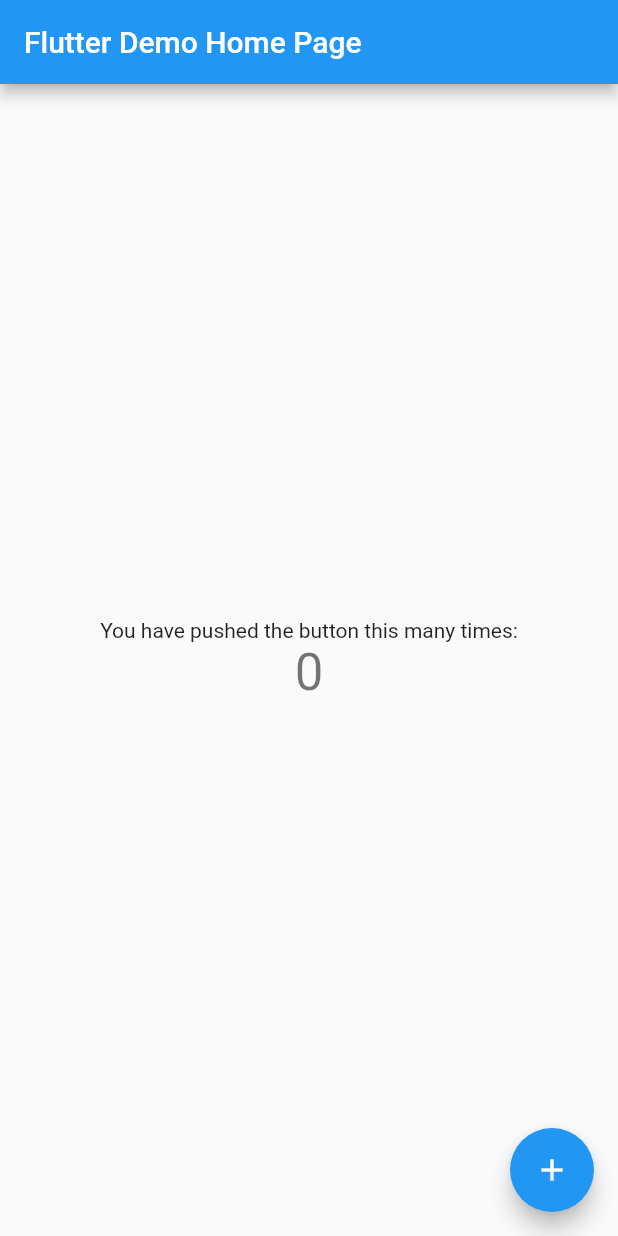
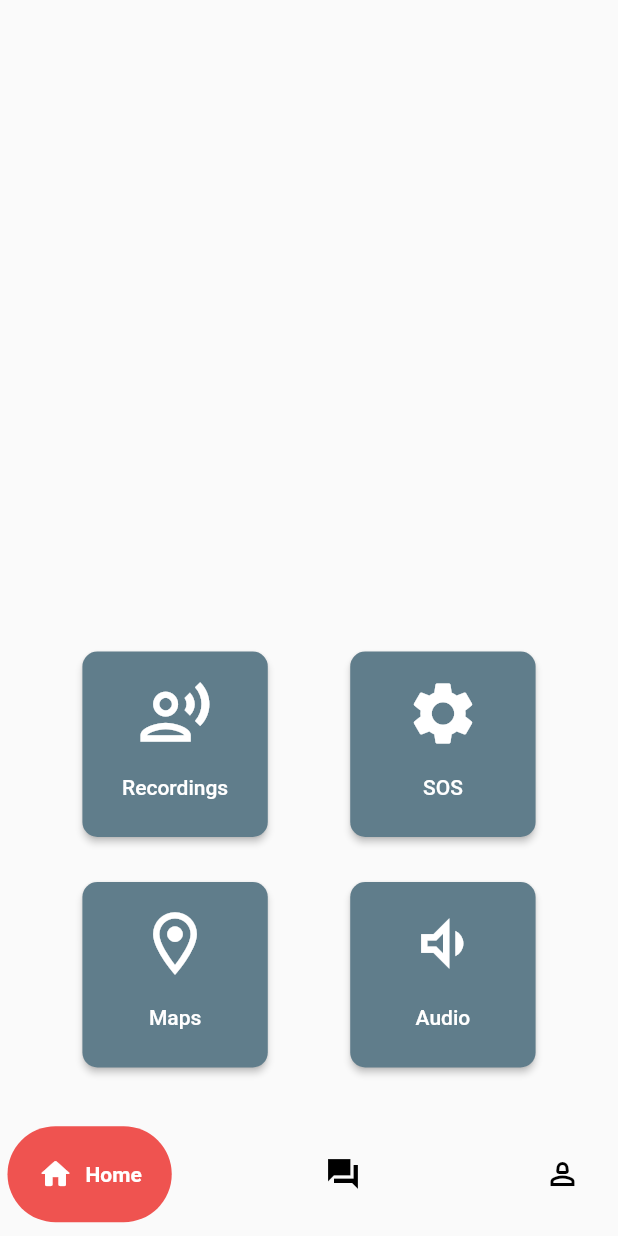
Before and after one commit to Adarshkumar167/safe_her, a Flutter app: the screen it shows after launch, on a phone screen of 412 x 824 dp. Run offline on Flutter 3.47's test engine with Material 2 defaults, Android fonts, the light colour scheme and no system bars; drawn by our look-alikes of google_nav_bar.

Commit message:
buttons_done

```diff
--- /dev/null
+++ b/lib/homepage.dart
@@ -0,0 +1,198 @@
+import 'package:flutter/material.dart';
+import 'package:google_nav_bar/google_nav_bar.dart';
+
+class HomePage extends StatefulWidget {
+  const HomePage({super.key, required this.title});
+
+  final String title;
+
+  @override
+  State<HomePage> createState() => _HomePageState();
+}
+
+class _HomePageState extends State<HomePage> {
+  @override
+  Widget build(BuildContext context) {
+    return Scaffold(
+      body: Column(
+        mainAxisAlignment: MainAxisAlignment.end,
+        children: [
+          Row(
+            mainAxisAlignment: MainAxisAlignment.spaceEvenly,
+            children: [
+              Container(
+                width: MediaQuery.of(context).size.width * 0.3,
+                height: MediaQuery.of(context).size.width * 0.3,
+                child: MaterialButton(
+                    height: 40.0,
+                    onPressed: () {},
+                    color: Colors.blueGrey,
+                    textColor: Colors.white,
+                    shape: RoundedRectangleBorder(
+                      borderRadius: BorderRadius.only(
+                        topLeft: Radius.circular(10.0),
+                        topRight: Radius.circular(10.0),
+                        bottomLeft: Radius.circular(10.0),
+                        bottomRight: Radius.circular(10.0),
+                      ),
+                    ),
+                    child: Column(
+                      children: <Widget>[
+                        Container(
+                          width: MediaQuery.of(context).size.width * 0.2,
+                          height: MediaQuery.of(context).size.height * 0.1,
+                          child: Icon(
+                            Icons.record_voice_over_outlined,
+                            size: 50,
+                          ),
+                        ),
+                        Text(
+                          'Recordings',
+                          style: TextStyle(fontSize: 14.0),
+                          textAlign: TextAlign.center,
+                        ),
+                      ],
+                    )),
+              ),
+              Container(
+                width: MediaQuery.of(context).size.width * 0.3,
+                height: MediaQuery.of(context).size.width * 0.3,
+                child: MaterialButton(
+                    height: 40.0,
+                    onPressed: () {},
+                    color: Colors.blueGrey,
+                    textColor: Colors.white,
+                    shape: RoundedRectangleBorder(
+                      borderRadius: BorderRadius.only(
+                        topLeft: Radius.circular(10.0),
+                        topRight: Radius.circular(10.0),
+                        bottomLeft: Radius.circular(10.0),
+                        bottomRight: Radius.circular(10.0),
+                      ),
+                    ),
+                    child: Column(
+                      children: <Widget>[
+                        Container(
+                          width: MediaQuery.of(context).size.width * 0.2,
+                          height: MediaQuery.of(context).size.height * 0.1,
+                          child: Icon(
+                            Icons.settings,
+                            size: 50,
+                          ),
+                        ),
+                        Text(
+                          'SOS',
+                          style: TextStyle(fontSize: 14.0),
+                          textAlign: TextAlign.center,
+                        ),
+                      ],
+                    )),
+              ),
+            ],
+          ),
+          SizedBox(height: 30),
+          Row(
+            mainAxisAlignment: MainAxisAlignment.spaceEvenly,
+            children: [
+              Container(
+                width: MediaQuery.of(context).size.width * 0.3,
+                height: MediaQuery.of(context).size.width * 0.3,
+                child: MaterialButton(
+                    height: 40.0,
+                    onPressed: () {},
+                    color: Colors.blueGrey,
+                    textColor: Colors.white,
+                    shape: RoundedRectangleBorder(
+                      borderRadius: BorderRadius.only(
+                        topLeft: Radius.circular(10.0),
+                        topRight: Radius.circular(10.0),
+                        bottomLeft: Radius.circular(10.0),
+                        bottomRight: Radius.circular(10.0),
+                      ),
+                    ),
+                    child: Column(
+                      children: <Widget>[
+                        Container(
+                          width: MediaQuery.of(context).size.width * 0.2,
+                          height: MediaQuery.of(context).size.height * 0.1,
+                          child: Icon(
+                            Icons.location_on_outlined,
+                            size: 50,
+                          ),
+                        ),
+                        Text(
+                          'Maps',
+                          style: TextStyle(fontSize: 14.0),
+                          textAlign: TextAlign.center,
+                        ),
+                      ],
+                    )),
+              ),
+              Container(
+                width: MediaQuery.of(context).size.width * 0.3,
+                height: MediaQuery.of(context).size.width * 0.3,
+                child: MaterialButton(
+                    height: 40.0,
+                    onPressed: () {},
+                    color: Colors.blueGrey,
+                    textColor: Colors.white,
+                    shape: RoundedRectangleBorder(
+                      borderRadius: BorderRadius.only(
+                        topLeft: Radius.circular(10.0),
+                        topRight: Radius.circular(10.0),
+                        bottomLeft: Radius.circular(10.0),
+                        bottomRight: Radius.circular(10.0),
+                      ),
+                    ),
+                    child: Column(
+                      children: <Widget>[
+                        Container(
+                          width: MediaQuery.of(context).size.width * 0.2,
+                          height: MediaQuery.of(context).size.height * 0.1,
+                          child: Icon(
+                            Icons.volume_down_outlined,
+                            size: 50,
+                          ),
+                        ),
+                        Text(
+                          'Audio',
+                          style: TextStyle(fontSize: 14.0),
+                          textAlign: TextAlign.center,
+                        ),
+                      ],
+                    )),
+              ),
+            ],
+          ),
+          SizedBox(height: 30),
+        ],
+      ),
+      bottomNavigationBar: Container(
+        height: MediaQuery.of(context).size.height * 0.1,
+        child: Padding(
+          padding: EdgeInsets.symmetric(horizontal: 5, vertical: 5),
+          child: GNav(
+              color: Colors.black,
+              activeColor: Colors.white,
+              tabBackgroundColor: Colors.red.shade400,
+              gap: 8,
+              padding: EdgeInsets.all(20),
+              tabs: [
+                GButton(
+                  icon: Icons.home_rounded,
+                  text: 'Home',
+                ),
+                GButton(
+                  icon: Icons.question_answer_sharp,
+                  text: 'FAQ',
+                ),
+                GButton(
+                  icon: Icons.person_2_outlined,
+                  text: 'Profile',
+                ),
+              ]),
+        ),
+      ),
+    );
+  }
+}
--- a/lib/main.dart
+++ b/lib/main.dart
@@ -1,4 +1,5 @@
 import 'package:flutter/material.dart';
+import 'homepage.dart';
 
 void main() {
   runApp(const MyApp());
@@ -6,110 +7,14 @@
 
 class MyApp extends StatelessWidget {
   const MyApp({super.key});
-
-  // This widget is the root of your application.
   @override
   Widget build(BuildContext context) {
     return MaterialApp(
+      debugShowCheckedModeBanner: false,
       title: 'Flutter Demo',
-      theme: ThemeData(
-        // This is the theme of your application.
-        //
-        // Try running your application with "flutter run". You'll see the
-        // application has a blue toolbar. Then, without quitting the app, try
-        // changing the primarySwatch below to Colors.green and then invoke
-        // "hot reload" (press "r" in the console where you ran "flutter run",
-        // or simply save your changes to "hot reload" in a Flutter IDE).
-        // Notice that the counter didn't reset back to zero; the application
-        // is not restarted.
-        primarySwatch: Colors.blue,
+      home: const HomePage(
+        title: 'Flutter Demo app',
       ),
-      home: const MyHomePage(title: 'Flutter Demo Home Page'),
     );
   }
 }
-
-class MyHomePage extends StatefulWidget {
-  const MyHomePage({super.key, required this.title});
-
-  // This widget is the home page of your application. It is stateful, meaning
-  // that it has a State object (defined below) that contains fields that affect
-  // how it looks.
-
-  // This class is the configuration for the state. It holds the values (in this
-  // case the title) provided by the parent (in this case the App widget) and
-  // used by the build method of the State. Fields in a Widget subclass are
-  // always marked "final".
-
-  final String title;
-
-  @override
-  State<MyHomePage> createState() => _MyHomePageState();
-}
-
-class _MyHomePageState extends State<MyHomePage> {
-  int _counter = 0;
-
-  void _incrementCounter() {
-    setState(() {
-      // This call to setState tells the Flutter framework that something has
-      // changed in this State, which causes it to rerun the build method below
-      // so that the display can reflect the updated values. If we changed
-      // _counter without calling setState(), then the build method would not be
-      // called again, and so nothing would appear to happen.
-      _counter++;
-    });
-  }
-
-  @override
-  Widget build(BuildContext context) {
-    // This method is rerun every time setState is called, for instance as done
-    // by the _incrementCounter method above.
-    //
-    // The Flutter framework has been optimized to make rerunning build methods
-    // fast, so that you can just rebuild anything that needs updating rather
-    // than having to individually change instances of widgets.
-    return Scaffold(
-      appBar: AppBar(
-        // Here we take the value from the MyHomePage object that was created by
-        // the App.build method, and use it to set our appbar title.
-        title: Text(widget.title),
-      ),
-      body: Center(
-        // Center is a layout widget. It takes a single child and positions it
-        // in the middle of the parent.
-        child: Column(
-          // Column is also a layout widget. It takes a list of children and
-          // arranges them vertically. By default, it sizes itself to fit its
-          // children horizontally, and tries to be as tall as its parent.
-          //
-          // Invoke "debug painting" (press "p" in the console, choose the
-          // "Toggle Debug Paint" action from the Flutter Inspector in Android
-          // Studio, or the "Toggle Debug Paint" command in Visual Studio Code)
-          // to see the wireframe for each widget.
-          //
-          // Column has various properties to control how it sizes itself and
-          // how it positions its children. Here we use mainAxisAlignment to
-          // center the children vertically; the main axis here is the vertical
-          // axis because Columns are vertical (the cross axis would be
-          // horizontal).
-          mainAxisAlignment: MainAxisAlignment.center,
-          children: <Widget>[
-            const Text(
-              'You have pushed the button this many times:',
-            ),
-            Text(
-              '$_counter',
-              style: Theme.of(context).textTheme.headlineMedium,
-            ),
-          ],
-        ),
-      ),
-      floatingActionButton: FloatingActionButton(
-        onPressed: _incrementCounter,
-        tooltip: 'Increment',
-        child: const Icon(Icons.add),
-      ), // This trailing comma makes auto-formatting nicer for build methods.
-    );
-  }
-}
--- a/pubspec.yaml
+++ b/pubspec.yaml
@@ -34,6 +34,7 @@
   # The following adds the Cupertino Icons font to your application.
   # Use with the CupertinoIcons class for iOS style icons.
   cupertino_icons: ^1.0.2
+  google_nav_bar: ^5.0.6
 
 dev_dependencies:
   flutter_test:
```
Also changed, not shown: pubspec.lock.
